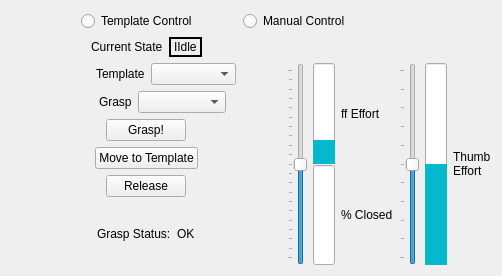
Old version of the form vigir_ocs_grasp_widget/src/graspWidget.ui in the repository team-vigir/vigir_ocs_common.
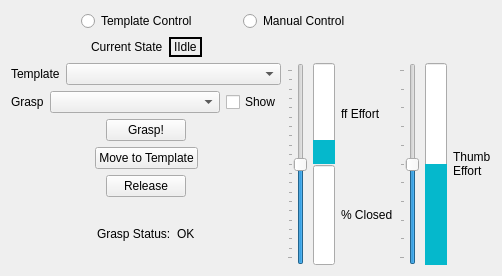
New version of the form.

Commit message: - visibility fixes   - now turning grid map off won't delete the existing maps   - point cloud request, template and grasps added - usability fixes to grasp widget   - as soon as a template is added, all the default options are selected automatically   - user can choose to show the hand grasp in the 3d view or not

Patch:
```diff
--- a/vigir_ocs_grasp_widget/src/graspWidget.ui
+++ b/vigir_ocs_grasp_widget/src/graspWidget.ui
@@ -134,19 +134,6 @@
     <layout class="QVBoxLayout" name="verticalLayout_2">
      <item>
       <layout class="QHBoxLayout" name="horizontalLayout_5">
-       <item>
-        <spacer name="horizontalSpacer_15">
-         <property name="orientation">
-          <enum>Qt::Horizontal</enum>
-         </property>
-         <property name="sizeHint" stdset="0">
-          <size>
-           <width>40</width>
-           <height>20</height>
-          </size>
-         </property>
-        </spacer>
-       </item>
        <item>
         <widget class="QLabel" name="label_2">
          <property name="text">
@@ -164,39 +151,10 @@
          </property>
         </widget>
        </item>
-       <item>
-        <spacer name="horizontalSpacer_14">
-         <property name="orientation">
-          <enum>Qt::Horizontal</enum>
-         </property>
-         <property name="sizeType">
-          <enum>QSizePolicy::Fixed</enum>
-         </property>
-         <property name="sizeHint" stdset="0">
-          <size>
-           <width>45</width>
-           <height>20</height>
-          </size>
-         </property>
-        </spacer>
-       </item>
       </layout>
      </item>
      <item>
       <layout class="QHBoxLayout" name="horizontalLayout_6">
-       <item>
-        <spacer name="horizontalSpacer_12">
-         <property name="orientation">
-          <enum>Qt::Horizontal</enum>
-         </property>
-         <property name="sizeHint" stdset="0">
-          <size>
-           <width>40</width>
-           <height>20</height>
-          </size>
-         </property>
-        </spacer>
-       </item>
        <item>
         <widget class="QLabel" name="label_3">
          <property name="text">
@@ -215,20 +173,11 @@
         </widget>
        </item>
        <item>
-        <spacer name="horizontalSpacer_13">
-         <property name="orientation">
-          <enum>Qt::Horizontal</enum>
+        <widget class="QCheckBox" name="show_grasp">
+         <property name="text">
+          <string>Show</string>
          </property>
-         <property name="sizeType">
-          <enum>QSizePolicy::Fixed</enum>
-         </property>
-         <property name="sizeHint" stdset="0">
-          <size>
-           <width>55</width>
-           <height>20</height>
-          </size>
-         </property>
-        </spacer>
+        </widget>
        </item>
       </layout>
      </item>
```
The commit also changes 7 other files.
